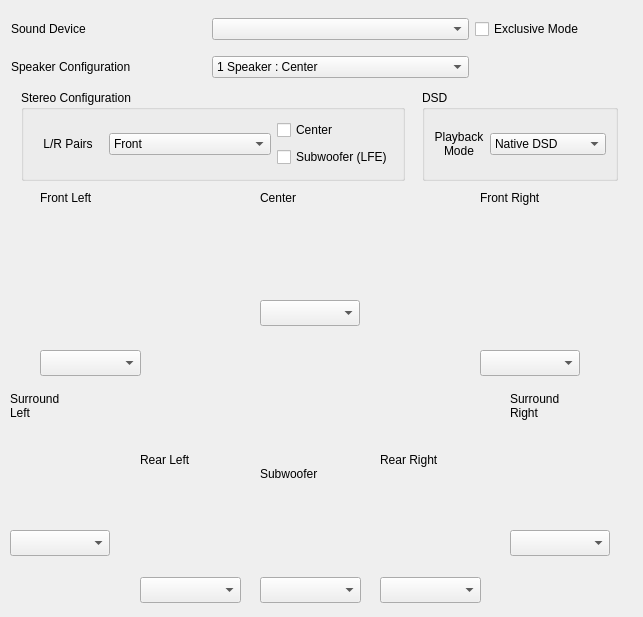
This is source/player/inc/SettingsAudio.ui in bonezuk/blackomega as Qt 5 draws it before an edit. The edited form follows.
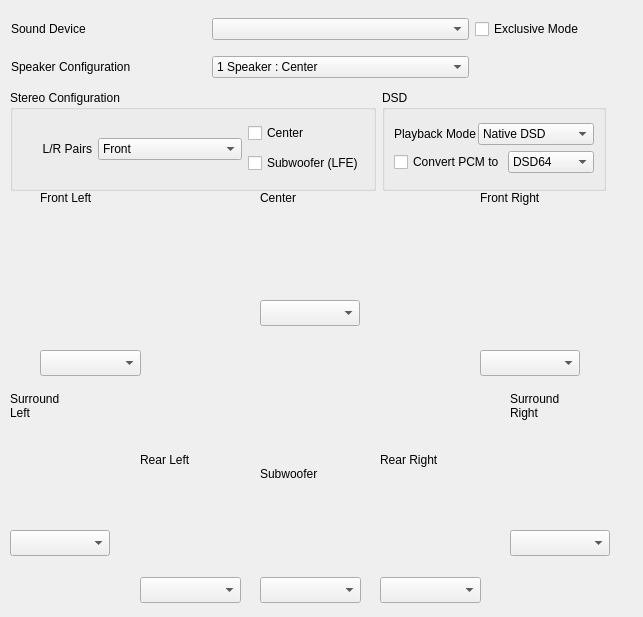
This is the edited form.

Commit message: Add PCM to DSD convertion options in audio settings UI.

Diff of the .ui file:
```diff
--- a/source/player/inc/SettingsAudio.ui
+++ b/source/player/inc/SettingsAudio.ui
@@ -491,15 +491,15 @@
     <rect>
      <x>10</x>
      <y>90</y>
-     <width>621</width>
-     <height>91</height>
+     <width>596</width>
+     <height>101</height>
     </rect>
    </property>
    <layout class="QHBoxLayout" name="horizontalLayout_3">
     <item>
      <widget class="QGroupBox" name="m_stereoConfigGroupBox">
       <property name="sizePolicy">
-       <sizepolicy hsizetype="Maximum" vsizetype="Preferred">
+       <sizepolicy hsizetype="MinimumExpanding" vsizetype="Preferred">
         <horstretch>0</horstretch>
         <verstretch>0</verstretch>
        </sizepolicy>
@@ -529,14 +529,14 @@
           <bool>false</bool>
          </property>
          <property name="alignment">
-          <set>Qt::AlignmentFlag::AlignCenter</set>
+          <set>Qt::AlignmentFlag::AlignRight|Qt::AlignmentFlag::AlignTrailing|Qt::AlignmentFlag::AlignVCenter</set>
          </property>
         </widget>
        </item>
        <item>
         <widget class="QComboBox" name="m_stereoCombo">
          <property name="sizePolicy">
-          <sizepolicy hsizetype="Maximum" vsizetype="Fixed">
+          <sizepolicy hsizetype="MinimumExpanding" vsizetype="Fixed">
            <horstretch>0</horstretch>
            <verstretch>0</verstretch>
           </sizepolicy>
@@ -610,7 +610,12 @@
       <property name="title">
        <string>DSD</string>
       </property>
-      <layout class="QHBoxLayout" name="horizontalLayout_2">
+      <layout class="QVBoxLayout" name="verticalLayout_2">
+       <property name="spacing">
+        <number>2</number>
+       </property>
+       <item>
+        <layout class="QHBoxLayout" name="horizontalLayout_4">
        <item>
         <widget class="QLabel" name="m_dsdPlaybackLabel">
          <property name="sizePolicy">
@@ -620,8 +625,7 @@
           </sizepolicy>
          </property>
          <property name="text">
-          <string>Playback
-Mode</string>
+            <string>Playback Mode</string>
          </property>
          <property name="alignment">
           <set>Qt::AlignmentFlag::AlignCenter</set>
@@ -652,6 +656,66 @@
           </property>
          </item>
         </widget>
+         </item>
+        </layout>
+       </item>
+       <item>
+        <layout class="QHBoxLayout" name="horizontalLayout_2">
+         <property name="spacing">
+          <number>0</number>
+         </property>
+         <item>
+          <widget class="QCheckBox" name="m_dsdPCMCheckbox">
+           <property name="toolTip">
+            <string>Convert PCM, regular, audio to DSD during playback. (Can be CPU/GPU intensive)</string>
+           </property>
+           <property name="layoutDirection">
+            <enum>Qt::LayoutDirection::LeftToRight</enum>
+           </property>
+           <property name="text">
+            <string>Convert PCM to </string>
+           </property>
+          </widget>
+         </item>
+         <item>
+          <widget class="QComboBox" name="m_dsdPCMRateCombo">
+           <property name="sizePolicy">
+            <sizepolicy hsizetype="Minimum" vsizetype="Fixed">
+             <horstretch>0</horstretch>
+             <verstretch>0</verstretch>
+            </sizepolicy>
+           </property>
+           <property name="toolTip">
+            <string>The DSD rate to convert PCM audio to during playback. The higher the more CPU/GPU intensive.</string>
+           </property>
+           <item>
+            <property name="text">
+             <string>DSD64</string>
+            </property>
+           </item>
+           <item>
+            <property name="text">
+             <string>DSD128</string>
+            </property>
+           </item>
+           <item>
+            <property name="text">
+             <string>DSD256</string>
+            </property>
+           </item>
+           <item>
+            <property name="text">
+             <string>DSD512</string>
+            </property>
+           </item>
+           <item>
+            <property name="text">
+             <string>DSD1024</string>
+            </property>
+           </item>
+          </widget>
+         </item>
+        </layout>
        </item>
       </layout>
      </widget>
```
Lines whose indentation alone changed are shown as unchanged.
